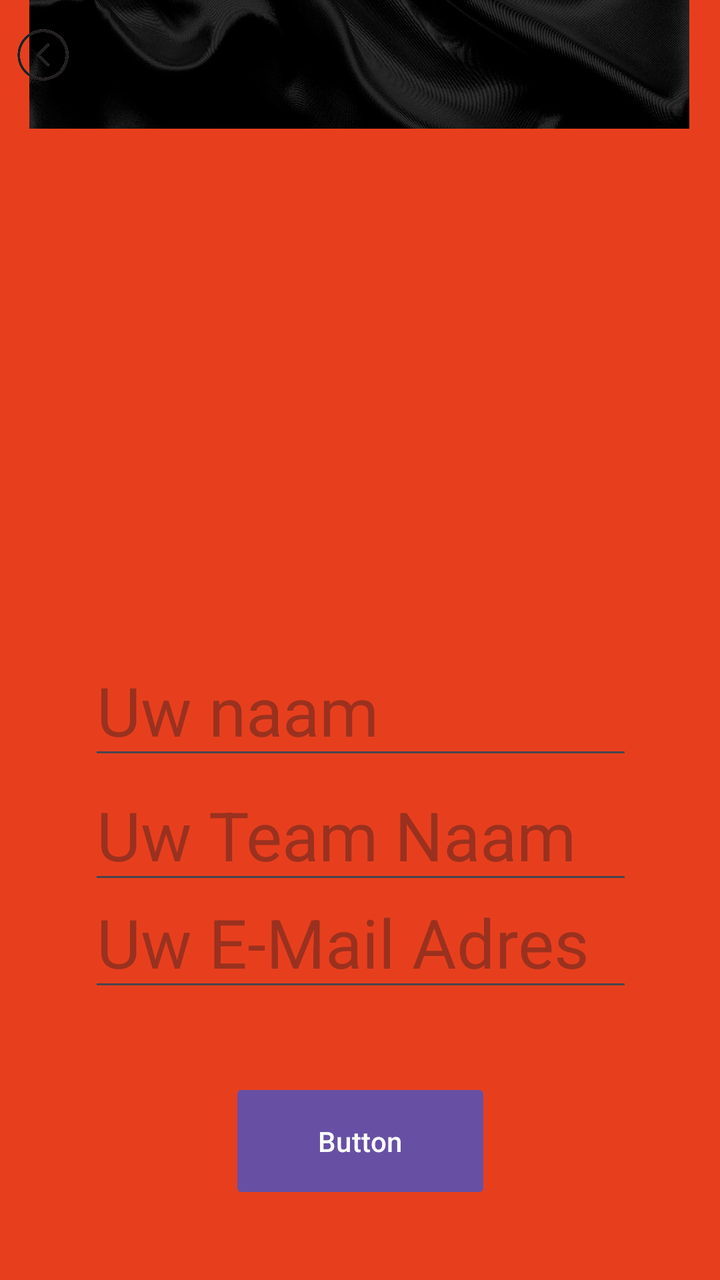
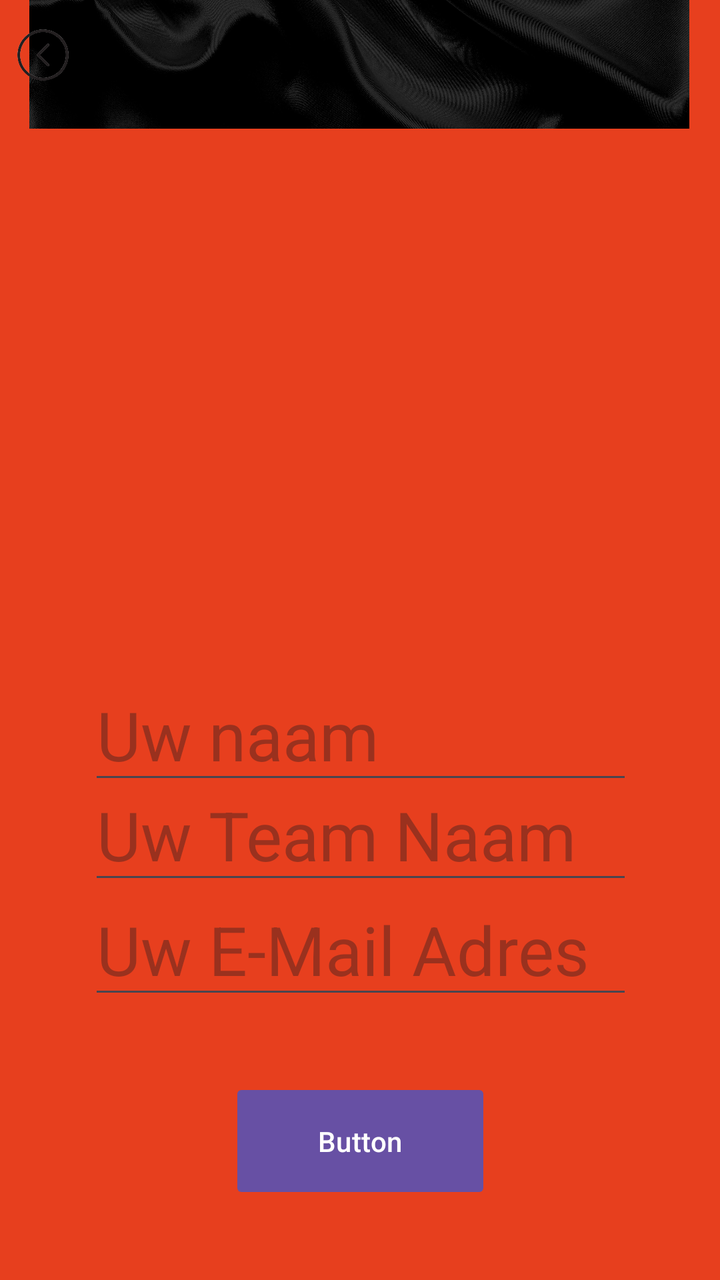

An Android layout rendered at two revisions. The XML below is the earlier revision; the diff shows what the commit changed to produce the second picture.
<!-- AndroidManifest.xml: application theme Theme.Formule1 -->
<!-- res/layout/activity_main2.xml -->
<?xml version="1.0" encoding="utf-8"?>
<androidx.constraintlayout.widget.ConstraintLayout xmlns:android="http://schemas.android.com/apk/res/android"
    xmlns:app="http://schemas.android.com/apk/res-auto"
    xmlns:tools="http://schemas.android.com/tools"
    android:id="@+id/main"
    android:layout_width="match_parent"
    android:layout_height="match_parent"
    android:background="#E73F1E"
    tools:context=".MainActivity2">

    <EditText
        android:id="@+id/editTextText2"
        android:layout_width="272dp"
        android:layout_height="57dp"
        android:ems="10"
        android:hint="Uw E-Mail Adres"
        android:inputType="text"
        android:textAlignment="textStart"
        android:textSize="34sp"
        app:layout_constraintBottom_toBottomOf="parent"
        app:layout_constraintEnd_toEndOf="parent"
        app:layout_constraintHorizontal_bias="0.503"
        app:layout_constraintStart_toStartOf="parent"
        app:layout_constraintTop_toTopOf="parent"
        app:layout_constraintVertical_bias="0.761" />

    <TextView
        android:id="@+id/textView"
        android:layout_width="343dp"
        android:layout_height="58dp"
        android:text="Vul uw gegevens in!"
        android:textAlignment="center"
        android:textSize="34sp"
        app:layout_constraintBottom_toBottomOf="parent"
        app:layout_constraintEnd_toEndOf="parent"
        app:layout_constraintStart_toStartOf="parent"
        app:layout_constraintTop_toTopOf="parent"
        app:layout_constraintVertical_bias="0.03" />

    <EditText
        android:id="@+id/editTextText1"
        android:layout_width="272dp"
        android:layout_height="57dp"
        android:ems="10"
        android:hint="Uw Team Naam"
        android:inputType="text"
        android:textAlignment="textStart"
        android:textSize="34sp"
        app:layout_constraintBottom_toBottomOf="parent"
        app:layout_constraintEnd_toEndOf="parent"
        app:layout_constraintHorizontal_bias="0.503"
        app:layout_constraintStart_toStartOf="parent"
        app:layout_constraintTop_toTopOf="parent"
        app:layout_constraintVertical_bias="0.669" />

    <ImageView
        android:id="@+id/imageView"
        android:layout_width="330dp"
        android:layout_height="550dp"
        android:layout_marginBottom="404dp"
        app:layout_constraintBottom_toBottomOf="parent"
        app:layout_constraintEnd_toEndOf="parent"
        app:layout_constraintHorizontal_bias="0.493"
        app:layout_constraintStart_toStartOf="parent"
        app:srcCompat="@drawable/f1_logo" />

    <ImageView
        android:id="@+id/button_pagetwoback"
        android:layout_width="43dp"
        android:layout_height="55dp"
        app:layout_constraintStart_toStartOf="parent"
        app:layout_constraintTop_toTopOf="parent"
        app:srcCompat="@drawable/navigation_left_arrow_navigation_indicator_png_thumb__1_" />

    <Button
        android:id="@+id/to_next_page_3"
        android:layout_width="123dp"
        android:layout_height="59dp"
        android:layout_marginBottom="40dp"
        android:text="Button"
        app:cornerRadius="@dimen/cardview_default_radius"
        app:layout_constraintBottom_toBottomOf="parent"
        app:layout_constraintEnd_toEndOf="parent"
        app:layout_constraintStart_toStartOf="parent" />

    <EditText
        android:id="@+id/editTextText3"
        android:layout_width="272dp"
        android:layout_height="57dp"
        android:ems="10"
        android:hint="Uw naam"
        android:inputType="text"
        android:textAlignment="textStart"
        android:textSize="34sp"
        app:layout_constraintBottom_toBottomOf="parent"
        app:layout_constraintEnd_toEndOf="parent"
        app:layout_constraintHorizontal_bias="0.503"
        app:layout_constraintStart_toStartOf="parent"
        app:layout_constraintTop_toTopOf="parent"
        app:layout_constraintVertical_bias="0.562" />

</androidx.constraintlayout.widget.ConstraintLayout>
<!-- resources referenced by this layout -->
<resources>
  <!-- drawable f1_logo: jpg bitmap (drawable, 1048433 bytes) -->
  <!-- drawable navigation_left_arrow_navigation_indicator_png_thumb__1_: png bitmap (drawable, 9479 bytes) -->
  <style name="Theme.Formule1" parent="Base.Theme.Formule1" />
  <style name="Base.Theme.Formule1" parent="Theme.Material3.DayNight.NoActionBar">
          
          
      </style>
</resources>

<!-- the commit's change to res/layout/activity_main2.xml (unified diff, before → after) -->
@@ -11,7 +11,7 @@
     <EditText
         android:id="@+id/editTextText2"
         android:layout_width="272dp"
-        android:layout_height="57dp"
+        android:layout_height="62dp"
         android:ems="10"
         android:hint="Uw E-Mail Adres"
         android:inputType="text"
@@ -22,7 +22,7 @@
         app:layout_constraintHorizontal_bias="0.503"
         app:layout_constraintStart_toStartOf="parent"
         app:layout_constraintTop_toTopOf="parent"
-        app:layout_constraintVertical_bias="0.761" />
+        app:layout_constraintVertical_bias="0.765" />
 
     <TextView
         android:id="@+id/textView"
@@ -97,6 +97,6 @@
         app:layout_constraintHorizontal_bias="0.503"
         app:layout_constraintStart_toStartOf="parent"
         app:layout_constraintTop_toTopOf="parent"
-        app:layout_constraintVertical_bias="0.562" />
+        app:layout_constraintVertical_bias="0.583" />
 
 </androidx.constraintlayout.widget.ConstraintLayout>
